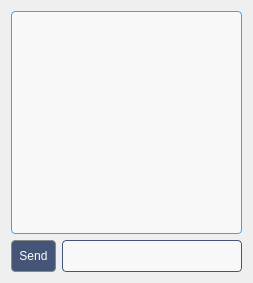
Before: the Qt Designer form Client/chatoneuser.ui in aliabodaraa/chat_disktop_application_with_Qt, drawn with Qt 5.
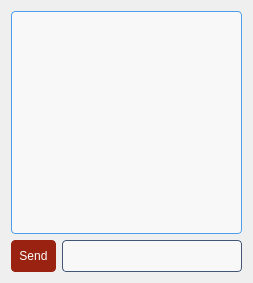
After: the same form once the commit is applied.

The edit to the form file:
```diff
--- a/Client/chatoneuser.ui
+++ b/Client/chatoneuser.ui
@@ -45,13 +45,19 @@
        <item>
         <widget class="QPushButton" name="pushButton">
          <property name="styleSheet">
-          <string notr="true">padding:2px;
+          <string notr="true">QPushButton {
+padding:2px;
 height:26%;
 width:10%;
 border-radius: 4;
-background-color: #457;
-border:1px solid #888;
-color:white;</string>
+background-color: #921;
+border:1px solid #921;
+color:white;}
+QPushButton:hover:!pressed
+{
+  border: 1px solid #789;
+ background-color: #789;
+}</string>
          </property>
          <property name="text">
           <string>Send</string>
```
